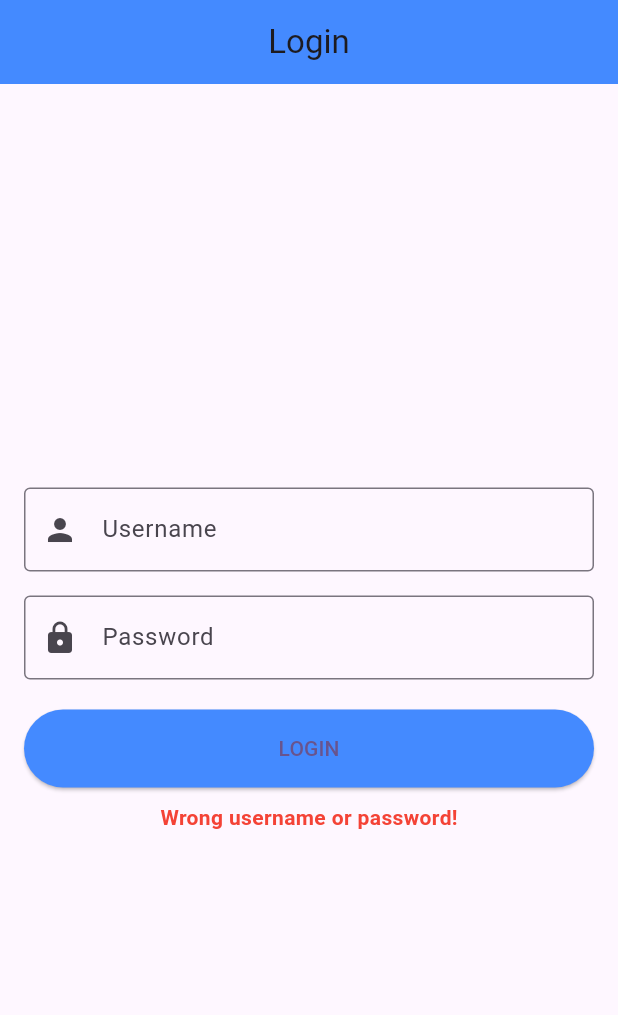
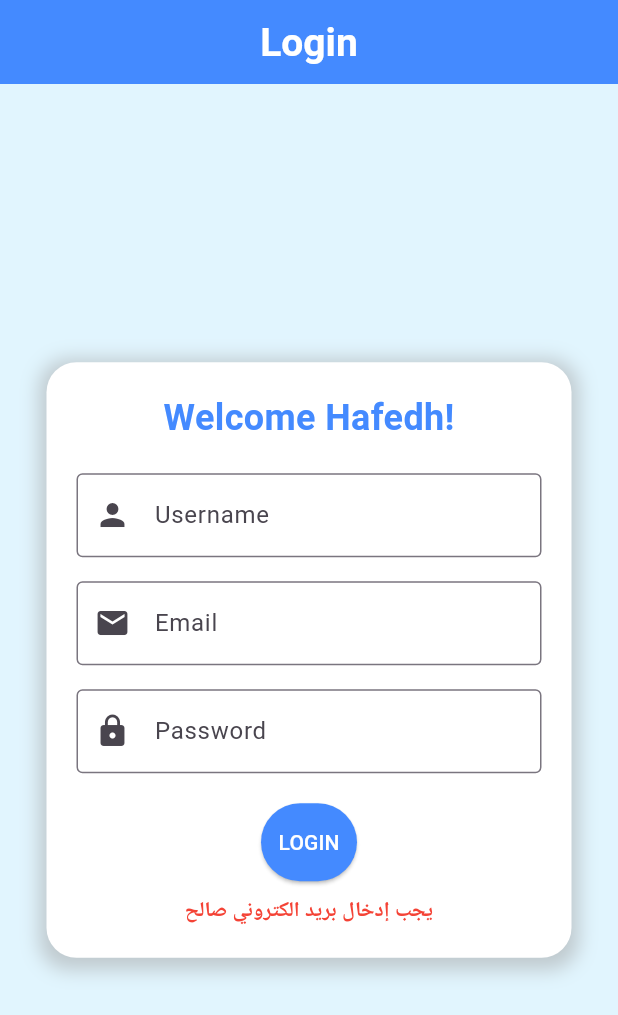
Before and after one commit to Hafedh-alabidi/first_flutterHW., a Flutter app: the screen it shows after launch, after a tap on "LOGIN", on a phone screen of 412 x 824 dp. Shown: the top 1015 px of the screen. Run offline on Flutter 3.47's test engine with Material 3 defaults, Android fonts, the phone set to English and light mode, and no system bars.

Commit message:
Updated project with complete changes

```diff
--- a/analysis_options.yaml
+++ b/analysis_options.yaml
@@ -10,6 +10,8 @@
 analyzer:
   errors:
     depend_on_referenced_packages: ignore
+    duplicate_ignore: ignore
+    non_constant_identifier_names: ignore
 include: package:flutter_lints/flutter.yaml
 
 linter:
--- a/lib/login.dart
+++ b/lib/login.dart
@@ -13,9 +13,15 @@ class LoginScreen extends StatefulWidget {
 class _LoginScreenState extends State<LoginScreen> {
   final TextEditingController hafedhNameController = TextEditingController();
   final TextEditingController hafedhPasswordController = TextEditingController();
+  final TextEditingController hafedhEmailController = TextEditingController();
 
   String hafedhErrorMessage = "";
   Color hafedhMessageColor = Colors.black;
+
+  bool isValidEmail(String email) {
+    final emailRegex = RegExp(r'^[^@]+@[^@]+\.[^@]+');
+    return emailRegex.hasMatch(email);
+  }
 
   @override
   Widget build(BuildContext context) {
@@ -23,17 +29,41 @@ class _LoginScreenState extends State<LoginScreen> {
       appBar: AppBar(
         title: const Text("Login"),
         centerTitle: true,
-        backgroundColor: hafedhColors.primaryColor,
+        backgroundColor: HafedhColors.primaryColor,
+        titleTextStyle: const TextStyle(fontSize: 26, fontWeight: FontWeight.bold),
       ),
-      body: Padding(
-        padding: const EdgeInsets.all(16.0),
+      backgroundColor: Colors.lightBlue.shade50,
+      body: Center(
+        child: Container(
+          width: 350, // تحديد عرض الـ Container
+          padding: const EdgeInsets.all(20.0),
+          decoration: BoxDecoration(
+            color: Colors.white,
+            borderRadius: BorderRadius.circular(20),
+            boxShadow: [
+              BoxShadow(
+                color: Colors.grey.withOpacity(0.5),
+                spreadRadius: 5,
+                blurRadius: 10,
+                offset: const Offset(0, 3),
+              ),
+            ],
+          ),
           child: Column(
-          mainAxisAlignment: MainAxisAlignment.center,
-          crossAxisAlignment: CrossAxisAlignment.stretch,
+            mainAxisSize: MainAxisSize.min,
             children: [
+              const Text(
+                "Welcome Hafedh!",
+                style: TextStyle(
+                  fontSize: 24,
+                  fontWeight: FontWeight.bold,
+                  color: HafedhColors.primaryColor,
+                ),
+              ),
+              const SizedBox(height: 20),
               TextFormField(
                 controller: hafedhNameController,
-              decoration: InputDecoration(
+                decoration: const InputDecoration(
                   labelText: "Username",
                   border: OutlineInputBorder(),
                   prefixIcon: Icon(Icons.person),
@@ -41,9 +71,19 @@ class _LoginScreenState extends State<LoginScreen> {
               ),
               const SizedBox(height: 16),
               TextFormField(
+                controller: hafedhEmailController,
+                decoration: const InputDecoration(
+                  labelText: "Email",
+                  border: OutlineInputBorder(),
+                  prefixIcon: Icon(Icons.email),
+                ),
+                keyboardType: TextInputType.emailAddress,
+              ),
+              const SizedBox(height: 16),
+              TextFormField(
                 controller: hafedhPasswordController,
                 obscureText: true,
-              decoration: InputDecoration(
+                decoration: const InputDecoration(
                   labelText: "Password",
                   border: OutlineInputBorder(),
                   prefixIcon: Icon(Icons.lock),
@@ -52,48 +92,55 @@ class _LoginScreenState extends State<LoginScreen> {
               const SizedBox(height: 20),
               ElevatedButton(
                 onPressed: () {
-                if (hafedhNameController.text == "hafedh" &&
+                  if (!isValidEmail(hafedhEmailController.text)) {
+                    setState(() {
+                      hafedhErrorMessage = "يجب إدخال بريد الكتروني صالح";
+                      hafedhMessageColor = HafedhColors.errorColor;
+                    });
+                  } else if (hafedhNameController.text == "hafedh" &&
                       hafedhPasswordController.text == "123") {
                     setState(() {
                       hafedhErrorMessage = "Login successful!";
-                    hafedhMessageColor = hafedhColors.successColor;
+                      hafedhMessageColor = HafedhColors.successColor;
                       Navigator.of(context).push(MaterialPageRoute(
                         builder: (context) => HafedhWelcomeScreen(
                           hafedhUserName: hafedhNameController.text,
+                          hafedhEmail: hafedhEmailController.text,
+                          hafedhPassword: hafedhPasswordController.text,
                         ),
                       ));
                     });
                   } else {
                     setState(() {
-                    hafedhMessageColor = hafedhColors.errorColor;
-                    hafedhErrorMessage = "Wrong username or password!";
+                      hafedhMessageColor = HafedhColors.errorColor;
+                      hafedhErrorMessage = "أسم المستخدم أو كلمة المرور خاطئة";
                     });
                   }
                 },
                 style: ElevatedButton.styleFrom(
-                backgroundColor: hafedhColors.primaryColor,
+                  backgroundColor: HafedhColors.primaryColor,
                   padding: const EdgeInsets.symmetric(vertical: 16),
+                  foregroundColor: Colors.white,
                 ),
                 child: const Text("LOGIN"),
               ),
               const SizedBox(height: 10),
-            Center(
-              child: Text(
+              Text(
                 hafedhErrorMessage,
                 style: TextStyle(
                   color: hafedhMessageColor,
                   fontWeight: FontWeight.bold,
                 ),
               ),
+            ],
           ),
-          ],
         ),
       ),
     );
   }
 }
 
-class hafedhColors {
+class HafedhColors {
   static const Color primaryColor = Colors.blueAccent;
   static const Color successColor = Colors.green;
   static const Color errorColor = Colors.red;
--- a/lib/main.dart
+++ b/lib/main.dart
@@ -35,6 +35,7 @@ class MyApp extends StatelessWidget {
         useMaterial3: true,
       ),
       home: LoginScreen(),
+      debugShowCheckedModeBanner: false,
     );
   }
 }
```
Also changed, not shown: lib/WelcomeScreen.dart (+27 -15 lines), web_entrypoint.dart (added). Lines whose indentation alone changed are shown as unchanged.
